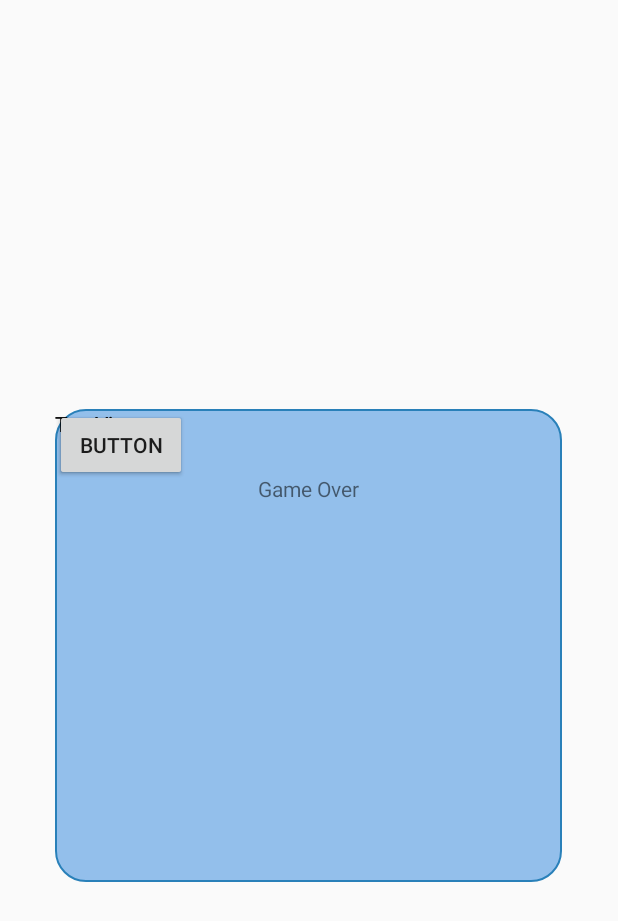
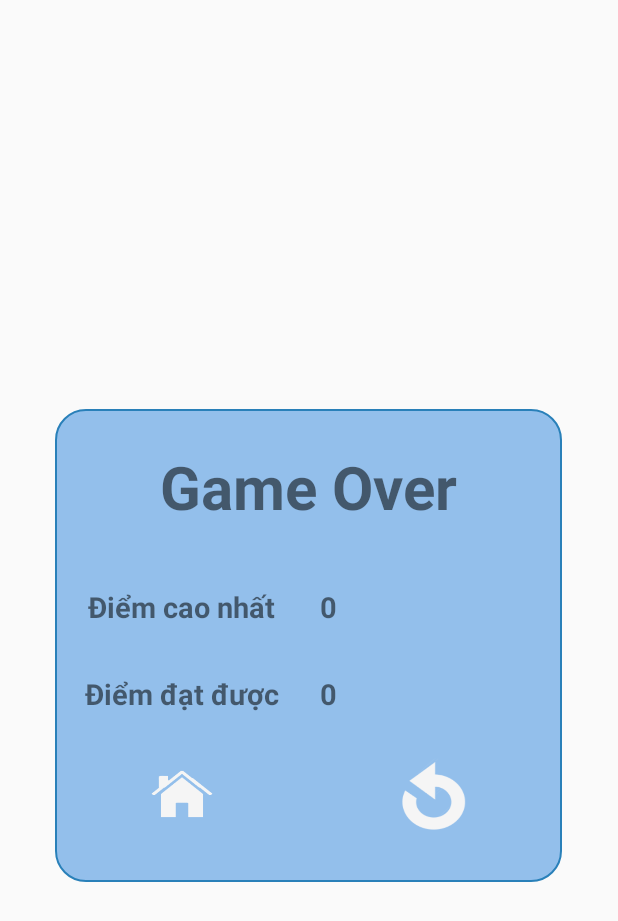
Before and after one commit to anhthi99/DA-Android, an Android app: the KetThucGame screen opened directly, with no data from a screen before it, on a phone screen of 412 x 824 dp. Shown: the top 921 px of the screen. Run offline under Robolectric (Android 15) with nearby library versions, the phone set to English and light mode, and no system bars.

Commit message:
28/12/2019
update giao diện

```diff
--- a/app/src/main/AndroidManifest.xml
+++ b/app/src/main/AndroidManifest.xml
@@ -12,7 +12,6 @@
         android:supportsRtl="true"
         android:theme="@style/Theme.AppCompat.Light.NoActionBar">
         <activity android:name=".KetThucGame"></activity>
-        <activity android:name=".ManHinhKetThuc" />
         <activity
             android:name=".QuenMatKhau"
             android:parentActivityName=".MainActivity" />
--- a/app/src/main/res/layout/activity_end_game.xml
+++ b/app/src/main/res/layout/activity_end_game.xml
@@ -21,8 +21,10 @@
             android:id="@+id/textView12"
             android:layout_width="wrap_content"
             android:layout_height="wrap_content"
-            android:layout_marginBottom="40dp"
+            android:layout_marginBottom="24dp"
             android:text="Game Over"
+            android:textSize="40sp"
+            android:textStyle="bold"
             app:layout_constraintBottom_toTopOf="@+id/guideline5"
             app:layout_constraintEnd_toEndOf="parent"
             app:layout_constraintStart_toStartOf="parent" />
@@ -42,12 +44,15 @@
             app:layout_constraintGuide_begin="225dp" />
 
         <Button
-            android:id="@+id/button2"
-            android:layout_width="wrap_content"
-            android:layout_height="wrap_content"
-            android:text="Button"
-            tools:layout_editor_absoluteX="33dp"
-            tools:layout_editor_absoluteY="253dp" />
+            android:id="@+id/btnTrangChinh"
+            android:layout_width="53dp"
+            android:layout_height="48dp"
+            android:layout_marginTop="8dp"
+            android:background="@drawable/home"
+            android:backgroundTint="@color/browser_actions_bg_grey"
+            app:layout_constraintEnd_toStartOf="@+id/guideline7"
+            app:layout_constraintStart_toStartOf="parent"
+            app:layout_constraintTop_toTopOf="@+id/guideline6" />
 
         <androidx.constraintlayout.widget.Guideline
             android:id="@+id/guideline7"
@@ -57,44 +62,63 @@
             app:layout_constraintGuide_begin="169dp" />
 
         <Button
-            android:id="@+id/button3"
-            android:layout_width="wrap_content"
-            android:layout_height="wrap_content"
-            android:text="Button"
-            tools:layout_editor_absoluteX="223dp"
-            tools:layout_editor_absoluteY="253dp" />
+            android:id="@+id/btnChoiLai"
+            android:layout_width="51dp"
+            android:layout_height="51dp"
+            android:layout_marginTop="8dp"
+            android:background="@drawable/back"
+            android:backgroundTint="@color/browser_actions_bg_grey"
+            app:layout_constraintEnd_toEndOf="parent"
+            app:layout_constraintStart_toStartOf="@+id/guideline7"
+            app:layout_constraintTop_toTopOf="@+id/guideline6" />
 
         <TextView
             android:id="@+id/textView13"
             android:layout_width="wrap_content"
             android:layout_height="wrap_content"
-            android:text="TextView"
-            tools:layout_editor_absoluteX="75dp"
-            tools:layout_editor_absoluteY="186dp" />
+            android:layout_marginTop="32dp"
+            android:text="Điểm đạt được"
+            android:textSize="19dp"
+            android:textStyle="bold"
+            app:layout_constraintEnd_toEndOf="@+id/textView14"
+            app:layout_constraintStart_toStartOf="@+id/textView14"
+            app:layout_constraintTop_toBottomOf="@+id/textView14" />
 
         <TextView
             android:id="@+id/textView14"
             android:layout_width="wrap_content"
             android:layout_height="wrap_content"
-            android:text="TextView"
-            tools:layout_editor_absoluteX="76dp"
-            tools:layout_editor_absoluteY="132dp" />
+            android:layout_marginTop="16dp"
+            android:text="Điểm cao nhất"
+            android:textSize="19dp"
+            android:textStyle="bold"
+            app:layout_constraintEnd_toStartOf="@+id/guideline7"
+            app:layout_constraintStart_toStartOf="parent"
+            app:layout_constraintTop_toTopOf="@+id/guideline5" />
 
         <TextView
-            android:id="@+id/textView15"
+            android:id="@+id/txtDiemCaoNhat"
             android:layout_width="wrap_content"
             android:layout_height="wrap_content"
-            android:text="TextView"
-            tools:layout_editor_absoluteX="197dp"
-            tools:layout_editor_absoluteY="130dp" />
+            android:layout_marginStart="8dp"
+            android:text="0"
+            android:textSize="19dp"
+            android:textStyle="bold"
+            app:layout_constraintBottom_toBottomOf="@+id/textView14"
+            app:layout_constraintStart_toStartOf="@+id/guideline7"
+            app:layout_constraintTop_toTopOf="@+id/textView14" />
 
         <TextView
-            android:id="@+id/textView16"
+            android:id="@+id/txtDiemDatDuoc"
             android:layout_width="wrap_content"
             android:layout_height="wrap_content"
-            android:text="TextView"
-            tools:layout_editor_absoluteX="202dp"
-            tools:layout_editor_absoluteY="186dp" />
+            android:layout_marginStart="8dp"
+            android:text="0"
+            android:textSize="19dp"
+            android:textStyle="bold"
+            app:layout_constraintBottom_toBottomOf="@+id/textView13"
+            app:layout_constraintStart_toStartOf="@+id/guideline7"
+            app:layout_constraintTop_toTopOf="@+id/textView13" />
     </androidx.constraintlayout.widget.ConstraintLayout>
 
 </androidx.constraintlayout.widget.ConstraintLayout>
--- a/app/src/main/res/layout/activity_quan_ly_tai_khoan.xml
+++ b/app/src/main/res/layout/activity_quan_ly_tai_khoan.xml
@@ -60,7 +60,8 @@
                 android:drawableLeft="@drawable/ic_action_user"
                 android:layout_marginTop="10sp"
                 android:drawablePadding="10dp"
-                android:hint="Tên đăng nhập"
+                android:text="tên người chơi"
+                android:enabled="true"
                 android:paddingStart="10dp"
                 android:textSize="14dp" />
 
```
Also changed, not shown: app/src/main/java/com/example/gametraloicauhoi_android/ManHinhKetThuc.java (deleted, +0 -14 lines), app/src/main/res/layout/activity_man_hinh_ket_thuc.xml (deleted, +0 -47 lines), app/src/main/res/layout/activity_man_hinh_tro_choi.xml (+5 -5 lines), app/src/main/res/drawable/artboard.png (deleted), app/src/main/res/drawable/back.png (added), app/src/main/res/drawable/backgroundlogin.jpg (deleted), app/src/main/res/drawable/buttonplay.png (deleted), app/src/main/res/drawable/credit1000.png (deleted), app/src/main/res/drawable/credit3000.png (deleted), app/src/main/res/drawable/credit500.png (deleted), app/src/main/res/drawable/credit5000.png (deleted), app/src/main/res/drawable/cup.png (deleted), app/src/main/res/drawable/dangnhap.png (deleted), app/src/main/res/drawable/home.png (added), 1 more files.
